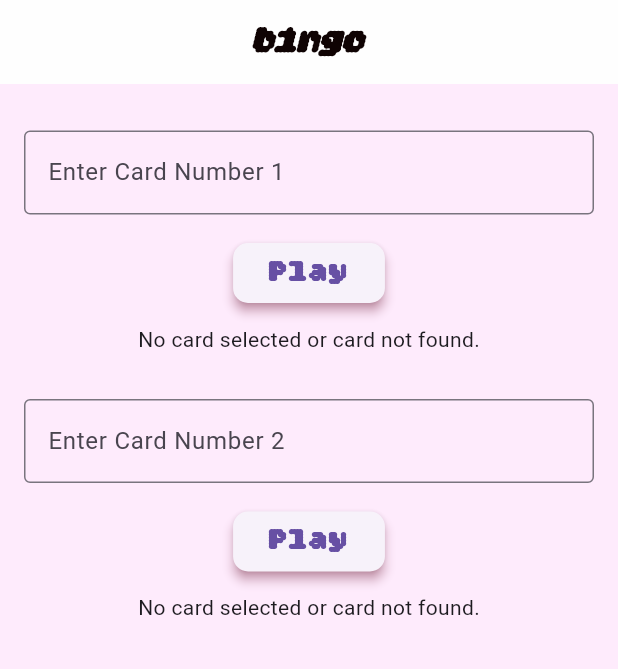
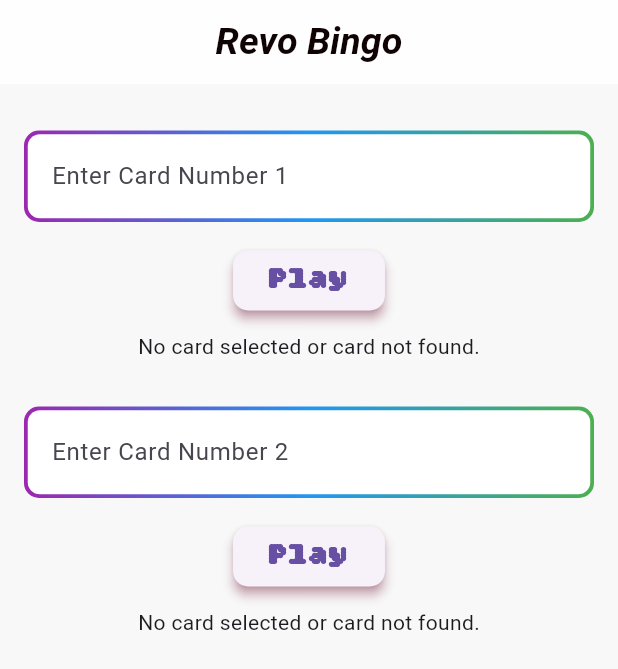
Before and after one commit to NahumDm/bingo, a Flutter app: the screen it shows after launch, on a phone screen of 412 x 824 dp. Shown: the top 669 px of the screen. Run offline on Flutter 3.47's test engine with Material 3 defaults, Android fonts, the phone set to English and light mode, and no system bars; our stand-ins replace font_awesome_flutter.

Commit message:
Final Release

```diff
--- a/lib/Core/constants.dart
+++ b/lib/Core/constants.dart
@@ -1,7 +1,7 @@
 import 'package:flutter/material.dart';
 
 class Constants {
-  static const backgroundColor = Color(0xFFfeebfc);
+  static const backgroundColor = Color(0xFFf8f8f8);
   static const double textFont = 20.0;
   static const double appbarFont = 25.0;
   static const textColor = Color(0xFFFEFEFE);
--- a/lib/Screen/bingo_screen.dart
+++ b/lib/Screen/bingo_screen.dart
@@ -63,12 +63,13 @@ class _BingoScreenState extends State<BingoScreen> {
       //AppBar
       appBar: AppBar(
         title: Text(
-          'bingo',
+          'Revo Bingo',
           style: TextStyle(
             color: const Color.fromARGB(255, 15, 3, 3),
             fontSize: Constants.appbarFont,
-            fontFamily: 'Bitcount Grid Double',
+            fontFamily: ' Super Sunday',
             fontStyle: FontStyle.italic,
+            fontWeight: FontWeight.bold,
           ),
         ),
         centerTitle: true,
--- a/lib/Widget/card_input.dart
+++ b/lib/Widget/card_input.dart
@@ -21,18 +21,36 @@ class CardInput extends StatelessWidget {
         Row(
           children: [
             Expanded(
+              child: Container(
+                decoration: BoxDecoration(
+                  gradient: LinearGradient(
+                    colors: [
+                      Colors.purple,
+                      Colors.blue,
+                      Colors.green,
+                    ], // Your gradient colors
+                  ),
+                  borderRadius: BorderRadius.circular(10.0),
+                ),
+                padding: const EdgeInsets.all(2.5), // Thickness of the border
                 child: TextField(
                   controller: controller,
                   keyboardType: TextInputType.number,
                   inputFormatters: [FilteringTextInputFormatter.digitsOnly],
                   decoration: InputDecoration(
+                    labelText: label,
+                    floatingLabelBehavior: FloatingLabelBehavior.auto,
+                    filled: true,
+                    fillColor: Colors.white,
                     border: OutlineInputBorder(
-                    borderSide: BorderSide(
-                      color: const Color.fromARGB(255, 151, 64, 64),
-                      width: 2.0,
+                      borderRadius: BorderRadius.circular(8.0),
+                      borderSide: BorderSide.none,
+                    ),
+                    focusedBorder: OutlineInputBorder(
+                      borderRadius: BorderRadius.circular(8.0),
+                      borderSide: BorderSide.none,
                     ),
                   ),
-                  labelText: label,
                 ),
               ),
             ),
--- a/pubspec.yaml
+++ b/pubspec.yaml
@@ -41,5 +41,7 @@ flutter:
   fonts:
     - family: Bitcount Grid Double
       fonts:
-        # - asset: assets/fonts/bitcoin.ttf
         - asset: assets/fonts/BitcountGridDouble-ExtraBold.ttf
+    - family: Super Sunday
+      fonts:
+        - asset: assets/fonts/SuperSunday-vn3MA.ttf
```
Also changed, not shown: assets/fonts/SuperSunday-vn3MA.ttf (added), 1 other file. Lines whose indentation alone changed are shown as unchanged.
